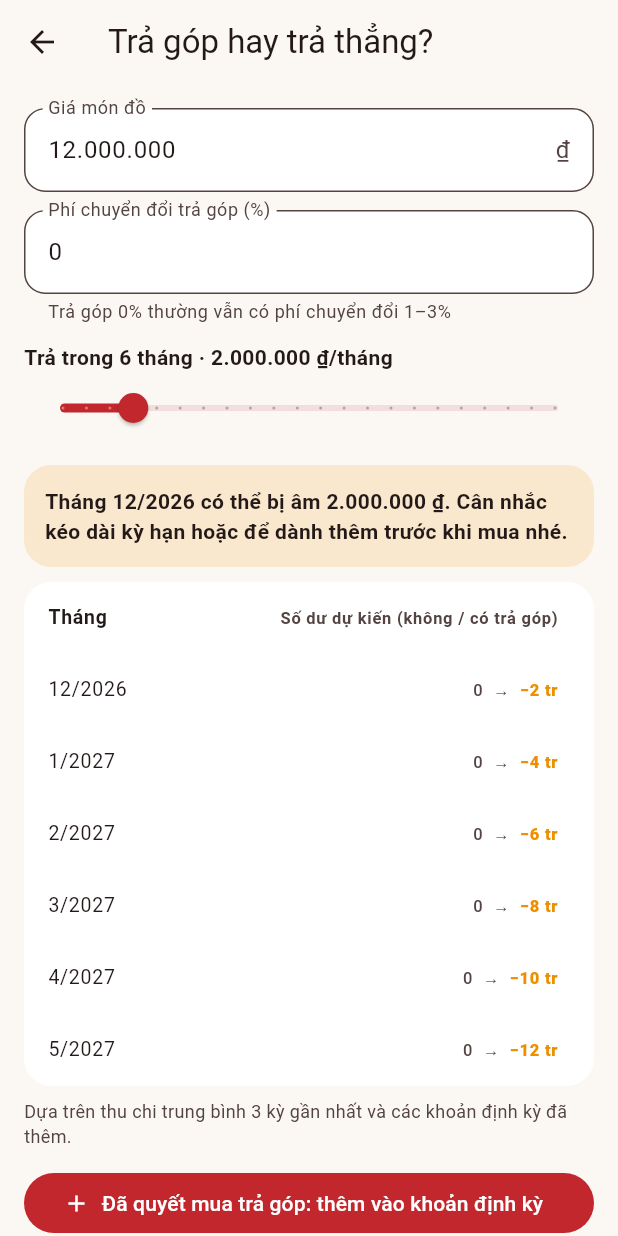
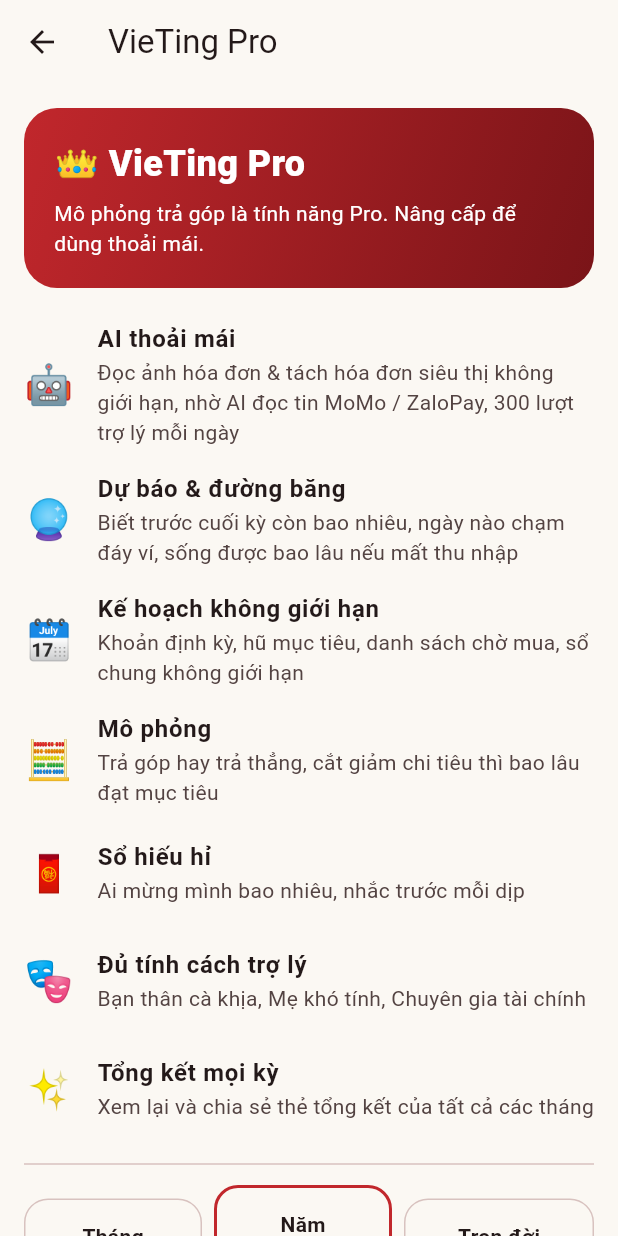
Before and after one commit to phamlongnb2004/vieting, a Flutter app: the BillsScreen screen opened directly, after a tap on "Thử trả góp trước khi mua", on a phone screen of 412 x 824 dp. Run offline on Flutter 3.47's test engine with Material 3 defaults, Android fonts, the phone set to English and light mode, and no system bars; our stand-ins replace app_links, image_picker, local_auth, share_plus, shared_preferences, speech_to_text; accounts and stored records are empty; network calls fail.

Commit message:
Gói Pro: giới hạn bản miễn phí (định kỳ/mục tiêu/chờ mua 3, sổ chung 1, hiếu hỉ, mô phỏng, dự báo, tổng kết kỳ cũ, tính cách trợ lý, AI theo tháng), màn giới thiệu Pro, dùng thử 7 ngày

```diff
--- /dev/null
+++ b/lib/pro.dart
@@ -0,0 +1,49 @@
+import 'package:flutter/material.dart';
+
+import 'screens/pro_screen.dart';
+import 'store.dart';
+
+/// Gói Pro: chức năng nào miễn phí, chức năng nào cần Pro. Tác giả: Phạm Thành Long (thlong)
+///
+/// Miễn phí mãi: ghi chép (tay, giọng nói, đọc thông báo ngân hàng, dán tin nhắn), ví, ngân sách,
+/// Quỹ tiêu thoải mái, widget, nhắc nhở, giờ làm, bảo mật (PIN, vân tay, khoản riêng tư), xuất CSV.
+class Pro {
+  /// Số lượng được dùng miễn phí.
+  static const freeLimits = {
+    'bills': 3, // khoản định kỳ
+    'goals': 3, // hũ mục tiêu
+    'wishes': 3, // món đang chờ mua
+    'groups': 1, // sổ chung
+  };
+
+  static const reasons = {
+    'bills': 'Bản miễn phí được 3 khoản định kỳ',
+    'goals': 'Bản miễn phí được 3 hũ mục tiêu',
+    'wishes': 'Bản miễn phí được 3 món trong danh sách chờ',
+    'groups': 'Bản miễn phí được 1 sổ chung',
+    'gifts': 'Sổ hiếu hỉ là tính năng Pro',
+    'installment': 'Mô phỏng trả góp là tính năng Pro',
+    'simulate': 'Mô phỏng tương lai là tính năng Pro',
+    'forecast': 'Dự báo cuối kỳ & đường băng sinh tồn là tính năng Pro',
+    'wrapped': 'Xem tổng kết các kỳ cũ là tính năng Pro',
+    'tone': 'Các tính cách trợ lý khác là tính năng Pro',
+    'ai': 'Bạn đã dùng hết lượt AI miễn phí',
+  };
+
+  /// true nếu được dùng; không thì mở màn giới thiệu Pro (người dùng có thể nhập mã ngay tại đó).
+  static Future<bool> check(BuildContext context, String feature, {int count = 0}) async {
+    final s = StoreScope.read(context);
+    if (s.isPro) return true;
+    final lim = freeLimits[feature];
+    if (lim != null && count < lim) return true;
+    await Navigator.push(context, MaterialPageRoute(builder: (_) => ProScreen(reason: reasons[feature])));
+    return context.mounted && StoreScope.read(context).isPro;
+  }
+
+  /// Mở màn hình chức năng Pro (hoặc màn giới thiệu Pro nếu chưa có).
+  static Future<void> open(BuildContext context, String feature, Widget screen) async {
+    if (await check(context, feature) && context.mounted) {
+      await Navigator.push(context, MaterialPageRoute(builder: (_) => screen));
+    }
+  }
+}
--- a/lib/screens/bills.dart
+++ b/lib/screens/bills.dart
@@ -3,6 +3,7 @@ import 'package:flutter/material.dart';
 import '../categories.dart';
 import '../insights.dart';
 import '../models.dart';
+import '../pro.dart';
 import '../store.dart';
 import '../theme.dart';
 import '../util/format.dart';
@@ -25,6 +26,8 @@ class BillsScreen extends StatelessWidget {
   ];
 
   static Future<void> edit(BuildContext context, Bill? b, {bool installment = false}) async {
+    if (b == null && !await Pro.check(context, 'bills', count: StoreScope.read(context).activeBills.length)) return;
+    if (!context.mounted) return;
     final store = StoreScope.read(context);
     final name = TextEditingController(text: b?.name ?? '');
     final amount = TextEditingController(text: b == null ? '' : groupDigits(b.amount));
@@ -213,7 +216,7 @@ class BillsScreen extends StatelessWidget {
               title: const Text('Thử trả góp trước khi mua', style: TextStyle(fontWeight: FontWeight.w700)),
               subtitle: const Text('Xem 6 tháng tới tháng nào bị âm tiền'),
               trailing: const Icon(Icons.chevron_right),
-              onTap: () => Navigator.push(context, MaterialPageRoute(builder: (_) => const InstallmentSimScreen())),
+              onTap: () => Pro.open(context, 'installment', const InstallmentSimScreen()),
             ),
           ),
         ],
--- a/lib/screens/edit_txn.dart
+++ b/lib/screens/edit_txn.dart
@@ -6,6 +6,7 @@ import '../models.dart';
 import '../parser/quick_add.dart';
 import '../services/receipt.dart';
 import '../services/voice.dart';
+import '../pro.dart';
 import '../store.dart';
 import '../ui_keys.dart';
 import '../widgets/nudge.dart';
@@ -124,6 +125,10 @@ class _EditTxnScreenState extends State<EditTxnScreen> {
     setState(() => _reading = false);
     if (r == null) return;
     if (r.error != null) {
+      if (r.error!.contains('Pro')) {
+        Pro.check(context, 'ai');
+        return;
+      }
       ScaffoldMessenger.of(context).showSnackBar(SnackBar(content: Text(r.error!)));
       return;
     }
--- a/lib/screens/gifts.dart
+++ b/lib/screens/gifts.dart
@@ -2,6 +2,7 @@ import 'package:flutter/material.dart';
 
 import '../insights.dart';
 import '../models.dart';
+import '../pro.dart';
 import '../store.dart';
 import '../theme.dart';
 import '../util/format.dart';
@@ -12,6 +13,8 @@ class GiftsScreen extends StatelessWidget {
   const GiftsScreen({super.key, this.embedded = false});
 
   static Future<void> edit(BuildContext context, GiftEntry? g, {String? person}) async {
+    if (g == null && !await Pro.check(context, 'gifts')) return;
+    if (!context.mounted) return;
     final store = StoreScope.read(context);
     final who = TextEditingController(text: g?.person ?? person ?? '');
     final amount = TextEditingController(text: g == null ? '' : groupDigits(g.amount));
--- a/lib/screens/goals.dart
+++ b/lib/screens/goals.dart
@@ -1,6 +1,7 @@
 import 'package:flutter/material.dart';
 
 import '../models.dart';
+import '../pro.dart';
 import '../store.dart';
 import '../theme.dart';
 import '../util/format.dart';
@@ -15,6 +16,8 @@ class GoalsScreen extends StatelessWidget {
   const GoalsScreen({super.key, this.embedded = false});
 
   static Future<void> edit(BuildContext context, Goal? g) async {
+    if (g == null && !await Pro.check(context, 'goals', count: StoreScope.read(context).activeGoals.length)) return;
+    if (!context.mounted) return;
     final store = StoreScope.read(context);
     final name = TextEditingController(text: g?.name ?? '');
     final target = TextEditingController(text: g == null ? '' : groupDigits(g.target));
@@ -184,7 +187,7 @@ class GoalsScreen extends StatelessWidget {
                                 if (v == 'edit') edit(context, g);
                                 if (v == 'withdraw') addMoney(context, g, withdraw: true);
                                 if (v == 'sim') {
-                                  Navigator.push(context, MaterialPageRoute(builder: (_) => SimulateScreen(goalId: g.id)));
+                                  Pro.open(context, 'simulate', SimulateScreen(goalId: g.id));
                                 }
                                 if (v == 'del') store.deleteGoal(g.id);
                               },
--- a/lib/screens/groups.dart
+++ b/lib/screens/groups.dart
@@ -2,6 +2,7 @@ import 'package:flutter/material.dart';
 import 'package:share_plus/share_plus.dart';
 
 import '../models.dart';
+import '../pro.dart';
 import '../store.dart';
 import '../theme.dart';
 import '../util/format.dart';
@@ -59,6 +60,8 @@ class GroupsScreen extends StatelessWidget {
       floatingActionButton: FloatingActionButton(
         heroTag: 'group',
         onPressed: () async {
+          if (!await Pro.check(context, 'groups', count: store.activeGroups.length)) return;
+          if (!context.mounted) return;
           final g = await editGroup(context, null);
           if (g != null && context.mounted) {
             Navigator.push(context, MaterialPageRoute(builder: (_) => GroupDetailScreen(groupId: g.id)));
--- a/lib/screens/habits.dart
+++ b/lib/screens/habits.dart
@@ -2,6 +2,7 @@ import 'package:flutter/material.dart';
 
 import '../insights.dart';
 import '../models.dart';
+import '../pro.dart';
 import '../store.dart';
 import '../theme.dart';
 import '../util/format.dart';
@@ -134,7 +135,7 @@ class HabitsScreen extends StatelessWidget {
               title: const Text('Mô phỏng: nếu bớt một thói quen thì sao?', style: TextStyle(fontWeight: FontWeight.w700)),
               subtitle: const Text('VD bớt 2 ly trà sữa/tuần, sau 1 năm có thêm bao nhiêu'),
               trailing: const Icon(Icons.chevron_right),
-              onTap: () => Navigator.push(context, MaterialPageRoute(builder: (_) => const SimulateScreen())),
+              onTap: () => Pro.open(context, 'simulate', const SimulateScreen()),
             ),
           ),
         ],
--- a/lib/screens/overview.dart
+++ b/lib/screens/overview.dart
@@ -3,6 +3,7 @@ import 'package:flutter/material.dart';
 import '../categories.dart';
 import '../insights.dart';
 import '../services/notify_bridge.dart';
+import '../pro.dart';
 import '../store.dart';
 import '../theme.dart';
 import '../util/format.dart';
@@ -453,6 +454,17 @@ class _ForecastCard extends StatelessWidget {
   Widget build(BuildContext context) {
     final cs = Theme.of(context).colorScheme;
     if (store.activeTxns.length < 3) return const SizedBox.shrink();
+    if (!store.isPro) {
+      return Card(
+        child: ListTile(
+          leading: const Text('🔮', style: TextStyle(fontSize: 24)),
+          title: const Text('Dự báo cuối kỳ & đường băng sinh tồn', style: TextStyle(fontWeight: FontWeight.w700)),
+          subtitle: const Text('Biết trước ngày nào chạm đáy ví · Pro'),
+          trailing: const Icon(Icons.lock_outline),
+          onTap: () => Pro.check(context, 'forecast'),
+        ),
+      );
+    }
     final f = store.forecast;
     final runway = store.runwayDays;
     final bad = f.zeroDay != null || f.endBalance < 0;
--- a/lib/screens/paste.dart
+++ b/lib/screens/paste.dart
@@ -4,6 +4,7 @@ import 'package:flutter/services.dart';
 import '../categories.dart';
 import '../models.dart';
 import '../parser/bank_parser.dart';
+import '../pro.dart';
 import '../store.dart';
 import '../ui_keys.dart';
 import '../theme.dart';
@@ -63,7 +64,13 @@ class _PasteScreenState extends State<PasteScreen> {
         showToast(null, 'Đã ghi ${added.length} giao dịch từ nội dung dán');
       }
     } catch (e) {
-      if (mounted) showToast(context, '$e'.replaceFirst('Exception: ', ''));
+      if (!mounted) return;
+      final msg = '$e'.replaceFirst('Exception: ', '');
+      if (msg.contains('Pro')) {
+        Pro.check(context, 'ai');
+      } else {
+        showToast(context, msg);
+      }
     } finally {
       if (mounted) setState(() => _ai = false);
     }
--- /dev/null
+++ b/lib/screens/pro_screen.dart
@@ -0,0 +1,161 @@
+import 'package:flutter/material.dart';
+
+import '../store.dart';
+import '../theme.dart';
+import '../ui_keys.dart';
+import '../util/format.dart';
+
+/// Màn giới thiệu VieTing Pro: quyền lợi, giá, nhập mã khuyến mãi.
+/// Thanh toán qua App Store / Google Play sẽ nối vào khi app lên cửa hàng.
+class ProScreen extends StatefulWidget {
+  final String? reason;
+  const ProScreen({super.key, this.reason});
+
+  @override
+  State<ProScreen> createState() => _ProScreenState();
+}
+
+class _ProScreenState extends State<ProScreen> {
+  final _code = TextEditingController();
+  bool _busy = false;
+  int _plan = 1;
+
+  static const _perks = [
+    ('🤖', 'AI thoải mái', 'Đọc ảnh hóa đơn & tách hóa đơn siêu thị không giới hạn, nhờ AI đọc tin MoMo / ZaloPay, 300 lượt trợ lý mỗi ngày'),
+    ('🔮', 'Dự báo & đường băng', 'Biết trước cuối kỳ còn bao nhiêu, ngày nào chạm đáy ví, sống được bao lâu nếu mất thu nhập'),
+    ('🗓️', 'Kế hoạch không giới hạn', 'Khoản định kỳ, hũ mục tiêu, danh sách chờ mua, sổ chung không giới hạn'),
+    ('🧮', 'Mô phỏng', 'Trả góp hay trả thẳng, cắt giảm chi tiêu thì bao lâu đạt mục tiêu'),
+    ('🧧', 'Sổ hiếu hỉ', 'Ai mừng mình bao nhiêu, nhắc trước mỗi dịp'),
+    ('🎭', 'Đủ tính cách trợ lý', 'Bạn thân cà khịa, Mẹ khó tính, Chuyên gia tài chính'),
+    ('✨', 'Tổng kết mọi kỳ', 'Xem lại và chia sẻ thẻ tổng kết của tất cả các tháng'),
+  ];
+
+  static const _plans = [
+    ('Tháng', 29000, '/tháng', ''),
+    ('Năm', 249000, '/năm', 'Tiết kiệm 28%'),
+    ('Trọn đời', 499000, ' một lần', ''),
+  ];
+
+  @override
+  void dispose() {
+    _code.dispose();
+    super.dispose();
+  }
+
+  Future<void> _redeem() async {
+    final store = StoreScope.read(context);
+    if (!store.loggedIn) {
+      showToast(context, 'Đăng nhập (Cài đặt → Đăng nhập để đồng bộ) trước khi dùng mã');
+      return;
+    }
+    if (_code.text.trim().isEmpty) return;
+    setState(() => _busy = true);
+    try {
+      final days = await store.redeem(_code.text.trim());
+      if (!mounted) return;
+      showToast(context, '🎉 Đã mở Pro thêm $days ngày');
+      Navigator.pop(context);
+    } catch (e) {
+      if (mounted) showToast(context, '$e'.replaceFirst('Exception: ', ''));
+    } finally {
+      if (mounted) setState(() => _busy = false);
+    }
+  }
+
+  @override
+  Widget build(BuildContext context) {
+    final store = StoreScope.of(context);
+    final cs = Theme.of(context).colorScheme;
+    return Scaffold(
+      appBar: AppBar(title: const Text('VieTing Pro')),
+      body: ListView(
+        padding: const EdgeInsets.all(16),
+        children: [
+          Container(
+            padding: const EdgeInsets.all(20),
+            decoration: BoxDecoration(
+              borderRadius: BorderRadius.circular(22),
+              gradient: const LinearGradient(colors: [Brand.red, Color(0xFF7A1418)], begin: Alignment.topLeft, end: Alignment.bottomRight),
+            ),
+            child: Column(crossAxisAlignment: CrossAxisAlignment.start, children: [
+              const Text('👑 VieTing Pro', style: TextStyle(color: Colors.white, fontSize: 24, fontWeight: FontWeight.w900)),
+              const SizedBox(height: 6),
+              Text(
+                store.isPro
+                    ? 'Bạn đang dùng Pro đến ${dmy(store.proUntil!)}. Cảm ơn bạn đã ủng hộ! 🎋'
+                    : widget.reason != null
+                        ? '${widget.reason}. Nâng cấp để dùng thoải mái.'
+                        : 'Ghi chép luôn miễn phí. Pro dành cho ai muốn đi xa hơn.',
+                style: const TextStyle(color: Colors.white),
+              ),
+            ]),
+          ),
+          const SizedBox(height: 14),
+          for (final p in _perks)
+            ListTile(
+              contentPadding: EdgeInsets.zero,
+              leading: Text(p.$1, style: const TextStyle(fontSize: 26)),
+              title: Text(p.$2, style: const TextStyle(fontWeight: FontWeight.w700)),
+              subtitle: Text(p.$3),
+            ),
+          const Divider(height: 28),
+          if (!store.isPro) ...[
+            Row(children: [
+              for (var i = 0; i < _plans.length; i++)
+                Expanded(
+                  child: Padding(
+                    padding: EdgeInsets.only(right: i < _plans.length - 1 ? 8 : 0),
+                    child: InkWell(
+                      borderRadius: BorderRadius.circular(16),
+                      onTap: () => setState(() => _plan = i),
+                      child: Container(
+                        padding: const EdgeInsets.symmetric(vertical: 14, horizontal: 8),
+                        decoration: BoxDecoration(
+                          borderRadius: BorderRadius.circular(16),
+                          border: Border.all(color: _plan == i ? Brand.red : cs.outlineVariant, width: _plan == i ? 2 : 1),
+                        ),
+                        child: Column(children: [
+                          Text(_plans[i].$1, style: const TextStyle(fontWeight: FontWeight.w700)),
+                          const SizedBox(height: 4),
+                          Text(compactMoney(_plans[i].$2), style: const TextStyle(fontSize: 18, fontWeight: FontWeight.w900)),
+                          Text(_plans[i].$3, style: TextStyle(fontSize: 12, color: cs.onSurfaceVariant)),
+                          if (_plans[i].$4.isNotEmpty)
+                            Text(_plans[i].$4, style: const TextStyle(fontSize: 11, color: Brand.bamboo, fontWeight: FontWeight.w700)),
+                        ]),
+                      ),
+                    ),
+                  ),
+                ),
+            ]),
+            const SizedBox(height: 12),
+            FilledButton(
+              onPressed: () => showToast(context, 'Thanh toán qua App Store / Google Play sẽ mở khi VieTing lên cửa hàng. Hiện bạn có thể dùng mã khuyến mãi.'),
+              child: const Padding(padding: EdgeInsets.symmetric(vertical: 12), child: Text('Nâng cấp Pro')),
+            ),
+            const SizedBox(height: 18),
+          ],
+          Text('Có mã khuyến mãi?', style: TextStyle(fontWeight: FontWeight.w800, color: cs.primary)),
+          const SizedBox(height: 6),
+          Row(children: [
+            Expanded(
+              child: TextField(
+                controller: _code,
+                textCapitalization: TextCapitalization.characters,
+                decoration: const InputDecoration(hintText: 'VD: TET2027'),
+                onSubmitted: (_) => _redeem(),
+              ),
+            ),
+            const SizedBox(width: 8),
+            FilledButton.tonal(onPressed: _busy ? null : _redeem, child: const Text('Dùng mã')),
+          ]),
+          const SizedBox(height: 16),
+          Text(
+            'Luôn miễn phí: ghi chép, tự đọc thông báo ngân hàng, ví, ngân sách, Quỹ tiêu thoải mái, widget, nhắc nhở, '
+            'đổi giá ra giờ làm, mã PIN / vân tay, khoản riêng tư, xuất CSV. Tài khoản mới được dùng thử Pro 7 ngày.',
+            style: TextStyle(fontSize: 12, color: cs.onSurfaceVariant),
+          ),
+        ],
+      ),
+    );
+  }
+}
--- a/lib/screens/wishlist.dart
+++ b/lib/screens/wishlist.dart
@@ -2,6 +2,7 @@ import 'package:flutter/material.dart';
 
 import '../insights.dart';
 import '../models.dart';
+import '../pro.dart';
 import '../store.dart';
 import '../ui_keys.dart';
 import '../theme.dart';
@@ -17,6 +18,9 @@ class WishlistScreen extends StatelessWidget {
   const WishlistScreen({super.key, this.embedded = false});
 
   static Future<void> add(BuildContext context) async {
+    final waiting = StoreScope.read(context).activeWishes.where((w) => w.status == 'waiting').length;
+    if (!await Pro.check(context, 'wishes', count: waiting)) return;
+    if (!context.mounted) return;
     final store = StoreScope.read(context);
     final name = TextEditingController();
     final price = TextEditingController();
```
Also changed, not shown: lib/screens/settings.dart (+11 -34 lines), lib/screens/wrapped.dart (+7 -2 lines), 4 other files.
